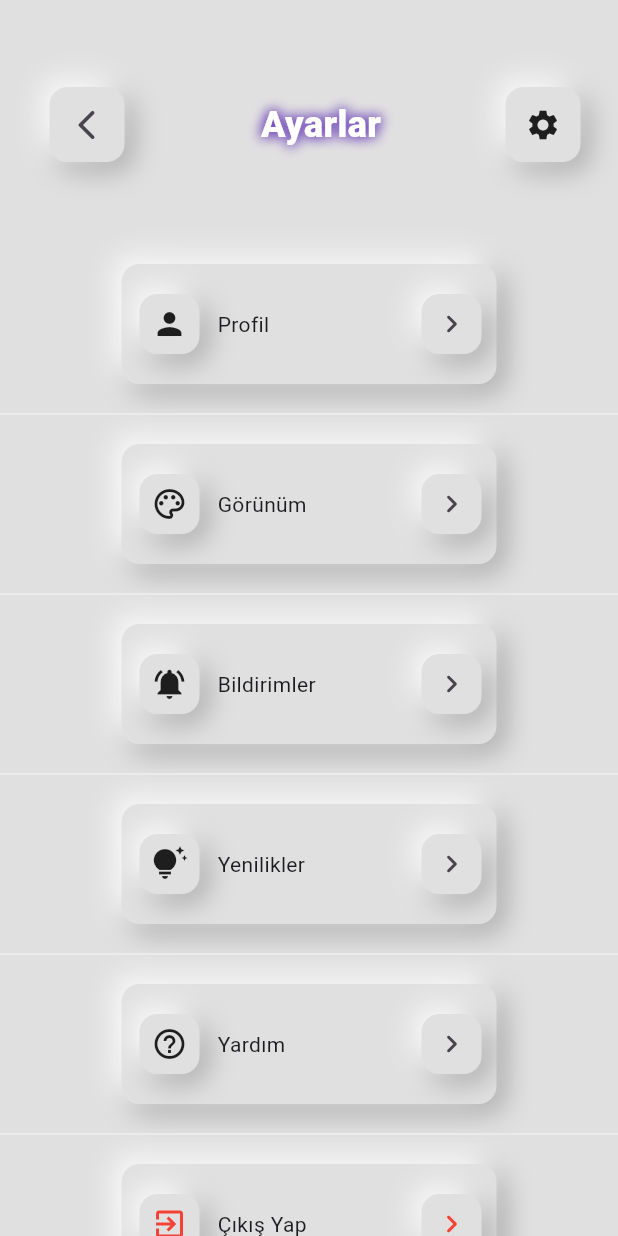
After one commit to balciemirhan/TobetoApp, a Flutter app: the SettingPage screen opened by its route, on a phone screen of 412 x 824 dp. The commit adds this screen. Run offline on Flutter 3.47's test engine with Material 3 defaults, Android fonts, the phone set to English and light mode, and no system bars; our stand-ins replace concentric_transition, curved_navigation_bar, firebase_auth, firebase_core, flutter_advanced_drawer, google_fonts and 4 more; accounts and stored records are empty; network calls fail; Roboto replaces fonts that are missing (WorkSans).

Commit message:
settingpage add

```diff
--- a/tobeto_app/lib/components/drawer/my_drawer.dart
+++ b/tobeto_app/lib/components/drawer/my_drawer.dart
@@ -96,6 +96,11 @@ class MyDrawer extends StatelessWidget {
               nav: "/home",
               onTap: () => Navigator.of(context).pushNamed("/calendar"),
             ),
+            MyListTile(
+              title: "Ayarlar",
+              nav: "/home",
+              onTap: () => Navigator.of(context).pushNamed("/setting"),
+            ),
             ListTile(
               onTap: () {
                 logout(context);
--- a/tobeto_app/lib/config/constant/theme/text_theme.dart
+++ b/tobeto_app/lib/config/constant/theme/text_theme.dart
@@ -31,11 +31,11 @@ class AppText {
       color: Colors.white,
       shadows: [
         Shadow(
-          blurRadius: 20,
+          blurRadius: 10,
           color: deepPurple,
         ),
         Shadow(
-          blurRadius: 20,
+          blurRadius: 10,
           color: deepPurple,
         ),
       ]);
@@ -49,11 +49,11 @@ class AppText {
       color: Colors.white,
       shadows: [
         Shadow(
-          blurRadius: 20,
+          blurRadius: 10,
           color: Colors.black,
         ),
         Shadow(
-          blurRadius: 20,
+          blurRadius: 10,
           color: Colors.black,
         ),
       ]);
--- a/tobeto_app/lib/config/routes/app_routes.dart
+++ b/tobeto_app/lib/config/routes/app_routes.dart
@@ -14,6 +14,7 @@ import 'package:tobeto_app/pages/onboard_screen/onboarding_animation.dart';
 import 'package:tobeto_app/pages/profile_edit_screen/profile_edit_page.dart';
 import 'package:tobeto_app/pages/profile_screen/profile_page.dart';
 import 'package:tobeto_app/pages/search_screen/search_page.dart';
+import 'package:tobeto_app/pages/setting_screen/setting_page.dart';
 import 'package:tobeto_app/pages/view_more_screen/view_more_page.dart';
 
 typedef AppRouteMapFunction = Widget Function(BuildContext context);
@@ -34,6 +35,7 @@ final class AppRoute {
   static const String loginOrRegister = "/loginOrRegister";
   static const String authGate = "/authGate";
   static const String calendar = "/calendar";
+  static const String setting = "/setting";
 
   static Map<String, AppRouteMapFunction> routes = {
     // onboard:(context) => const OnBoardScreen();
@@ -50,7 +52,8 @@ final class AppRoute {
     profiledit: (context) => const ProfileEditPage(),
     loginOrRegister: (context) => const LoginOrRegister(),
     authGate: (context) => const AuthGate(),
-    calendar: (context) => CalendarPage(),
+    calendar: (context) => const CalendarPage(),
+    setting: (context) => const SettingPage(),
   };
 }
 
--- a/tobeto_app/lib/pages/course_screen/course_image.dart
+++ b/tobeto_app/lib/pages/course_screen/course_image.dart
@@ -23,9 +23,18 @@ class CourseImage extends StatelessWidget {
             ),
           ),
         ),
+        Positioned(
+            top: 30,
+            left: 10,
+            child: IconButton(
+                onPressed: () => Navigator.of(context).pushNamed("/viewmore"),
+                icon: const Icon(
+                  Icons.arrow_back_ios_new_rounded,
+                  size: 30,
+                ))),
         const Positioned(
-            top: 20,
-            left: 20,
+            bottom: 0,
+            left: 30,
             child: LottieButton(
               url:
                   "https://assets5.lottiefiles.com/packages/lf20_xdfeea13.json",
--- /dev/null
+++ b/tobeto_app/lib/pages/setting_screen/setting_page.dart
@@ -0,0 +1,74 @@
+import 'package:flutter/material.dart';
+import 'package:tobeto_app/pages/setting_screen/setting_widget.dart';
+import 'package:tobeto_app/pages/view_more_screen/top_bar_widget_interval.dart';
+
+class SettingPage extends StatelessWidget {
+  const SettingPage({Key? key}) : super(key: key);
+
+  @override
+  Widget build(BuildContext context) {
+    return Scaffold(
+      body: SingleChildScrollView(
+        child: Padding(
+          padding: const EdgeInsets.only(top: 25),
+          child: Column(
+            children: [
+              TopBarWidgetInterval(
+                leadingIcon: const Icon(Icons.settings),
+                titleText: "Ayarlar",
+                iconButton: IconButton(
+                    onPressed: () => Navigator.of(context).pushNamed("/curved"),
+                    icon: const Icon(Icons.arrow_back_ios_rounded)),
+              ),
+              const SizedBox(
+                height: 30,
+              ),
+              SettingsWidget(
+                  leadingIcon: const Icon(Icons.person),
+                  titleText: "Profil",
+                  iconButton: IconButton(
+                      onPressed: () {},
+                      icon: const Icon(Icons.navigate_next_rounded))),
+              SettingsWidget(
+                  leadingIcon: const Icon(Icons.palette_outlined),
+                  titleText: "Görünüm",
+                  iconButton: IconButton(
+                      onPressed: () {},
+                      icon: const Icon(Icons.navigate_next_rounded))),
+              SettingsWidget(
+                  leadingIcon: const Icon(Icons.notifications_active),
+                  titleText: "Bildirimler",
+                  iconButton: IconButton(
+                      onPressed: () {},
+                      icon: const Icon(Icons.navigate_next_rounded))),
+              SettingsWidget(
+                  leadingIcon: const Icon(Icons.tips_and_updates_sharp),
+                  titleText: "Yenilikler",
+                  iconButton: IconButton(
+                      onPressed: () {},
+                      icon: const Icon(Icons.navigate_next_rounded))),
+              SettingsWidget(
+                  leadingIcon: const Icon(Icons.help_outline),
+                  titleText: "Yardım",
+                  iconButton: IconButton(
+                      onPressed: () {},
+                      icon: const Icon(Icons.navigate_next_rounded))),
+              SettingsWidget(
+                  leadingIcon: const Icon(
+                    Icons.exit_to_app,
+                    color: Colors.red,
+                  ),
+                  titleText: "Çıkış Yap",
+                  iconButton: IconButton(
+                      onPressed: () {},
+                      icon: const Icon(
+                        Icons.navigate_next_rounded,
+                        color: Colors.red,
+                      ))),
+            ],
+          ),
+        ),
+      ),
+    );
+  }
+}
--- /dev/null
+++ b/tobeto_app/lib/pages/setting_screen/setting_widget.dart
@@ -0,0 +1,70 @@
+import 'package:flutter/material.dart';
+import 'package:tobeto_app/config/constant/core/neu_box.dart';
+
+class SettingsWidget extends StatelessWidget {
+  const SettingsWidget({
+    Key? key,
+    required this.leadingIcon,
+    required this.titleText,
+    required this.iconButton,
+  }) : super(key: key);
+
+  final Icon leadingIcon;
+  final String titleText;
+  final IconButton iconButton;
+  /* final  Map<String, Object> settingsData; */
+
+  @override
+  Widget build(BuildContext context) {
+    return Column(
+      crossAxisAlignment: CrossAxisAlignment.center,
+      mainAxisAlignment: MainAxisAlignment.center,
+      children: [
+        Padding(
+          padding: const EdgeInsets.all(5),
+          child: NeuBox(
+            width: 250,
+            height: 80,
+            child: Container(
+              child: Column(
+                crossAxisAlignment: CrossAxisAlignment.start,
+                mainAxisAlignment: MainAxisAlignment.center,
+                children: [
+                  Row(
+                    crossAxisAlignment: CrossAxisAlignment.center,
+                    children: [
+                      Padding(
+                        padding: const EdgeInsets.all(12),
+                        child: NeuBox(
+                          width: 40,
+                          height: 40,
+                          child: leadingIcon,
+                        ),
+                      ),
+                      Text(titleText),
+                      const Spacer(),
+                      Padding(
+                        padding: const EdgeInsets.only(right: 10),
+                        child: NeuBox(
+                          width: 40,
+                          height: 40,
+                          child: iconButton,
+                        ),
+                      ),
+                    ],
+                  ),
+                ],
+              ),
+            ),
+          ),
+        ),
+        Divider(
+          height: 30,
+          color: Colors.grey[200],
+          /* endIndent: 30,
+          indent: 30, */
+        ),
+      ],
+    );
+  }
+}
```
